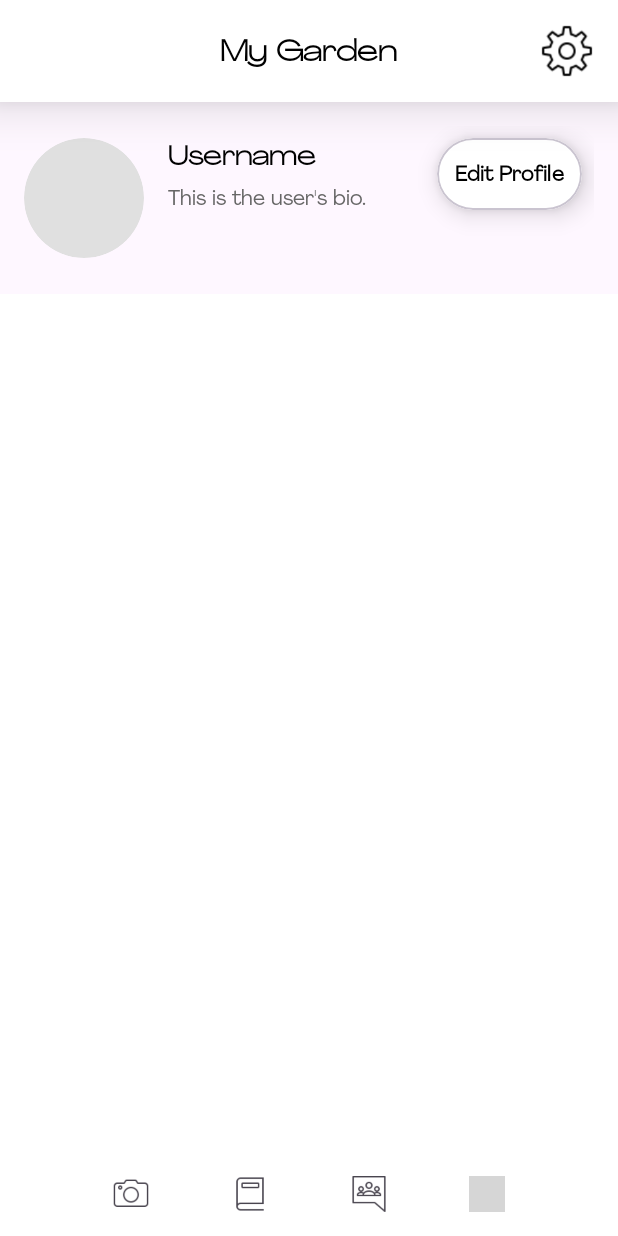
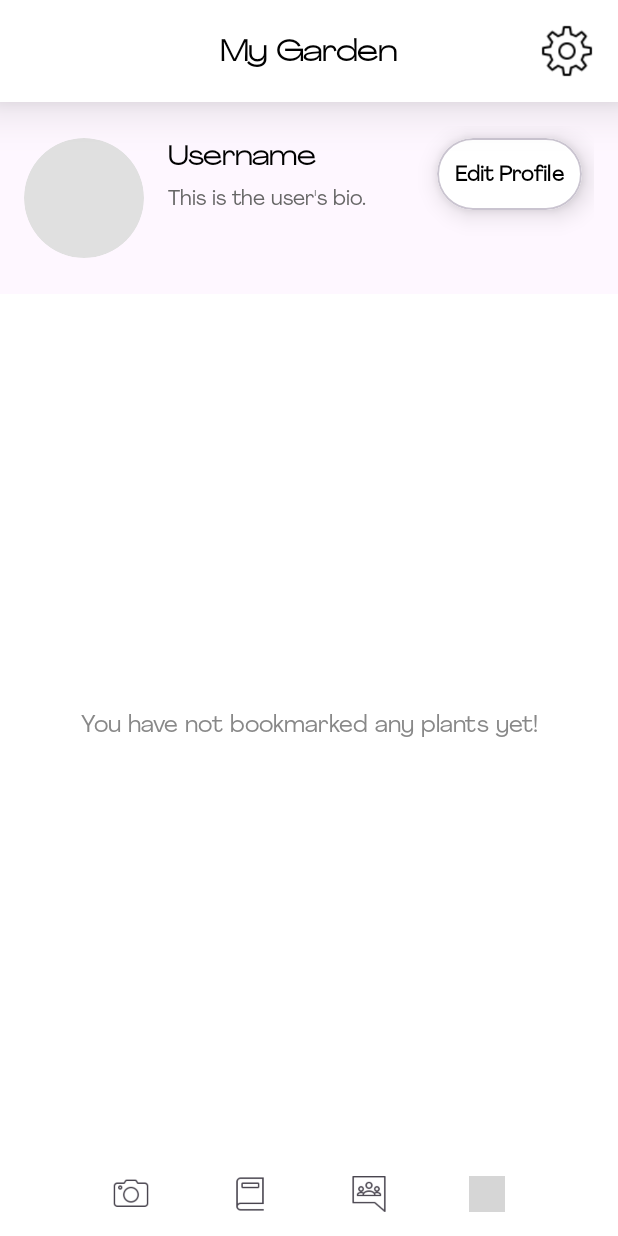
Before and after one commit to HenryTheNewbie/plantpal-application, an Android app: the MyGardenActivity screen opened directly, with no data from a screen before it, on a phone screen of 412 x 824 dp. Run offline under Robolectric (Android 15) with nearby library versions, the light colour scheme and no system bars; our stand-ins replace Firebase (no records; nobody signed in at launch, a user with empty details on screens opened directly), Picasso; grey boxes are pictures that could not be loaded.

Commit message:
Commit #17 - Implemented the RecyclerView for My Garden which displays all the plants the user had bookmarked. - The items are pressable and allow quick access to the plant's detail page.

```diff
--- a/app/src/main/java/com/example/plantpal/MyGardenActivity.java
+++ b/app/src/main/java/com/example/plantpal/MyGardenActivity.java
@@ -4,6 +4,7 @@ import android.content.Intent;
 import android.content.SharedPreferences;
 import android.os.Bundle;
 import android.view.MenuItem;
+import android.view.View;
 import android.widget.Button;
 import android.widget.ImageView;
 import android.widget.TextView;
@@ -11,6 +12,8 @@ import android.widget.Toast;
 
 import androidx.annotation.NonNull;
 import androidx.appcompat.app.AppCompatActivity;
+import androidx.recyclerview.widget.LinearLayoutManager;
+import androidx.recyclerview.widget.RecyclerView;
 
 import com.google.android.material.bottomnavigation.BottomNavigationView;
 import com.google.firebase.database.DataSnapshot;
@@ -19,6 +22,9 @@ import com.google.firebase.database.DatabaseReference;
 import com.google.firebase.database.FirebaseDatabase;
 import com.google.firebase.database.ValueEventListener;
 import com.squareup.picasso.Picasso;
+
+import java.util.ArrayList;
+import java.util.List;
 
 public class MyGardenActivity extends AppCompatActivity {
 
@@ -30,6 +36,12 @@ public class MyGardenActivity extends AppCompatActivity {
     private TextView username;
     private TextView userBio;
     private Button editProfileButton;
+
+    private RecyclerView myGardenRecyclerView;
+    private MyGardenAdapter myGardenAdapter;
+    private List<Plant> myGardenList;
+    private TextView noPlantsTextView;
+
     private SharedPreferences sharedPreferences;
 
     @Override
@@ -44,9 +56,19 @@ public class MyGardenActivity extends AppCompatActivity {
 
         bottomNavigationView = findViewById(R.id.navigation_bar);
 
+        myGardenRecyclerView = findViewById(R.id.my_garden_recycler_view);
+
+        myGardenList = new ArrayList<>();
+        myGardenAdapter = new MyGardenAdapter(myGardenList, this);
+        myGardenRecyclerView.setAdapter(myGardenAdapter);
+        myGardenRecyclerView.setLayoutManager(new LinearLayoutManager(this));
+
+        noPlantsTextView = findViewById(R.id.no_plants_text);
+
         appSettingsButton = findViewById(R.id.settings_icon);
 
         sharedPreferences = getSharedPreferences("login", MODE_PRIVATE);
+
         String userEmail = sharedPreferences.getString("email", "User");
 
         if (userEmail != null) {
@@ -118,5 +140,75 @@ public class MyGardenActivity extends AppCompatActivity {
                 }
             }
         });
+
+        loadMyGardenPlants();
+    }
+
+    private void loadMyGardenPlants() {
+        sharedPreferences = getSharedPreferences("login", MODE_PRIVATE);
+        String username = sharedPreferences.getString("username", "User");
+
+        DatabaseReference databaseReference = FirebaseDatabase.getInstance().getReference();
+        DatabaseReference bookmarkedPlantsRef = databaseReference.child("myGarden").child(username).child("bookmarkedPlants");
+        bookmarkedPlantsRef.addListenerForSingleValueEvent(new ValueEventListener() {
+            @Override
+            public void onDataChange(@NonNull DataSnapshot dataSnapshot) {
+                if (dataSnapshot.exists()) {
+                    myGardenList.clear();
+
+                    for (DataSnapshot plantSnapshot : dataSnapshot.getChildren()) {
+                        String plantName = plantSnapshot.getKey();
+
+                        DatabaseReference plantsRef = databaseReference.child("plants");
+                        plantsRef.orderByChild("commonName").equalTo(plantName).addListenerForSingleValueEvent(new ValueEventListener() {
+                            @Override
+                            public void onDataChange(@NonNull DataSnapshot dataSnapshot) {
+                                for (DataSnapshot plantDataSnapshot : dataSnapshot.getChildren()) {
+                                    Plant plant = plantDataSnapshot.getValue(Plant.class);
+                                    if (plant != null) {
+                                        myGardenList.add(plant);
+                                    }
+                                }
+
+                                myGardenAdapter.notifyDataSetChanged();
+
+                                if (myGardenList.isEmpty()) {
+                                    myGardenRecyclerView.setVisibility(View.GONE);
+                                    noPlantsTextView.setVisibility(View.VISIBLE);
+                                } else {
+                                    myGardenRecyclerView.setVisibility(View.VISIBLE);
+                                    noPlantsTextView.setVisibility(View.GONE);
+                                }
+                            }
+
+                            @Override
+                            public void onCancelled(@NonNull DatabaseError error) {
+                                Toast.makeText(MyGardenActivity.this, "Error loading plant data.", Toast.LENGTH_SHORT).show();
+                            }
+                        });
+                    }
+                } else {
+                    myGardenRecyclerView.setVisibility(View.GONE);
+                    noPlantsTextView.setVisibility(View.VISIBLE);
+                }
+            }
+
+            @Override
+            public void onCancelled(@NonNull DatabaseError error) {
+                Toast.makeText(MyGardenActivity.this, "Error loading bookmarked plants.", Toast.LENGTH_SHORT).show();
+            }
+        });
+    }
+
+    public void loadPlantImage(String imageUrl, ImageView plantImageView) {
+        if (imageUrl != null && !imageUrl.isEmpty()) {
+            Picasso.get()
+                    .load(imageUrl)
+                    .placeholder(R.drawable.ic_plant_placeholder)
+                    .error(R.drawable.ic_plant_placeholder)
+                    .into(plantImageView);
+        } else {
+            plantImageView.setImageResource(R.drawable.ic_plant_placeholder);
+        }
     }
 }
--- a/app/src/main/java/com/example/plantpal/PlantDetailActivity.java
+++ b/app/src/main/java/com/example/plantpal/PlantDetailActivity.java
@@ -63,8 +63,7 @@ public class PlantDetailActivity extends AppCompatActivity {
         plantExtraCareInfo = findViewById(R.id.plant_extra_information);
 
         backButton.setOnClickListener(v -> {
-            Intent intent = new Intent(this, PlantArchiveActivity.class);
-            startActivity(intent);
+            finish();
         });
 
         sharedPreferences = getSharedPreferences("login", MODE_PRIVATE);
--- a/app/src/main/res/layout/my_garden_page.xml
+++ b/app/src/main/res/layout/my_garden_page.xml
@@ -119,16 +119,37 @@
 
     </RelativeLayout>
 
-    <!-- Scrollable Section for Saved Plants -->
-    <ScrollView
+    <!-- Bookmarked Plants Section -->
+    <RelativeLayout
         android:layout_width="match_parent"
         android:layout_height="match_parent"
         android:layout_below="@id/profile_section"
         android:layout_above="@id/navigation_bar"
-        android:padding="16dp"
+        android:paddingTop="16dp"
+        android:paddingStart="16dp"
+        android:paddingEnd="16dp"
         android:background="#FFFFFF">
 
-    </ScrollView>
+        <!-- Placeholder Text When No Plants Are Saved -->
+        <TextView
+            android:id="@+id/no_plants_text"
+            android:layout_width="wrap_content"
+            android:layout_height="wrap_content"
+            android:layout_centerInParent="true"
+            android:text="You have not bookmarked any plants yet!"
+            android:textSize="16sp"
+            android:textColor="#888888"
+            android:fontFamily="@font/agrandir_regular"
+            android:gravity="center"
+            android:visibility="visible"/>
+
+        <!-- RecyclerView for Displaying Saved Plants -->
+        <androidx.recyclerview.widget.RecyclerView
+            android:id="@+id/my_garden_recycler_view"
+            android:layout_width="match_parent"
+            android:layout_height="match_parent"
+            android:visibility="gone"/>
+    </RelativeLayout>
 
     <com.google.android.material.bottomnavigation.BottomNavigationView
         android:id="@+id/navigation_bar"
```
Also changed, not shown: app/src/main/java/com/example/plantpal/MyGardenAdapter.java (added, +78 -0 lines), app/src/main/res/layout/my_garden_item.xml (added, +67 -0 lines).
